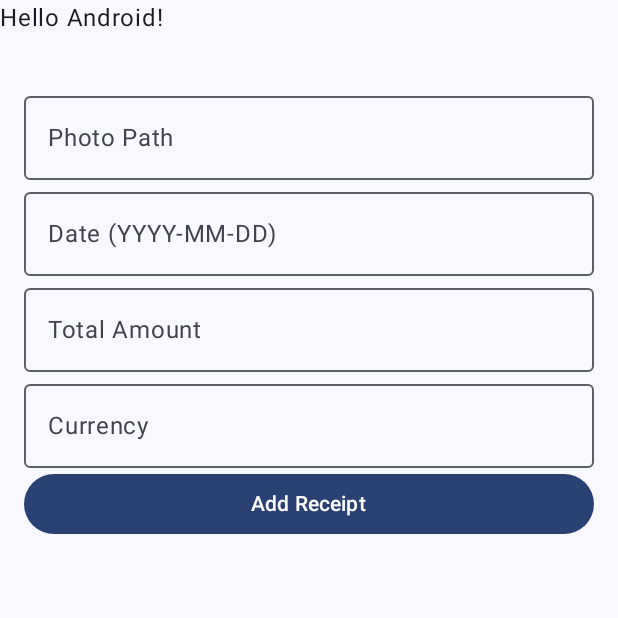
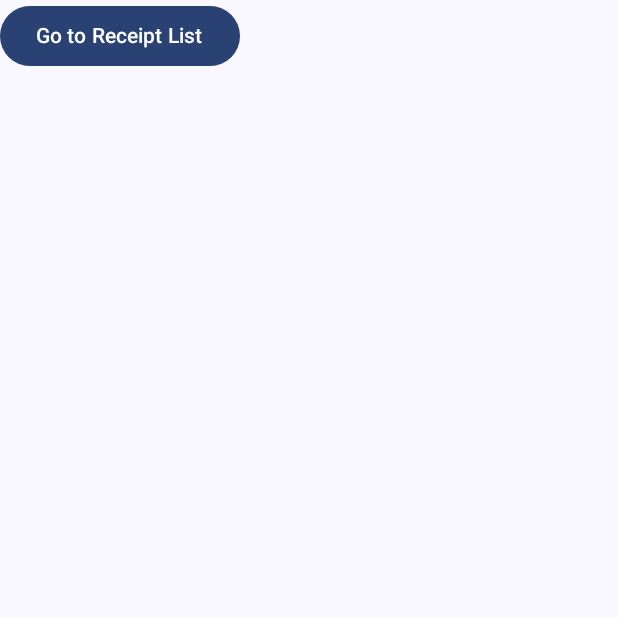
Before and after one commit to Luskofusko/EkonomicScannerApp, an Android app built with Jetpack Compose: the screen it shows after launch (MainActivity), on a phone screen of 412 x 824 dp, the top half of it. Run offline under Robolectric (Android 15) with nearby library versions, the phone set to English and light mode, and no system bars; our stand-ins replace Dagger/Hilt's generated code.

Commit message:
- Implement NavHostController to allow to navigate between screens

```diff
--- a/app/src/main/java/com/example/ekonomicscannerapp/MainActivity.kt
+++ b/app/src/main/java/com/example/ekonomicscannerapp/MainActivity.kt
@@ -7,9 +7,15 @@ import androidx.activity.enableEdgeToEdge
 import androidx.compose.foundation.layout.fillMaxSize
 import androidx.compose.foundation.layout.padding
 import androidx.compose.material3.Scaffold
+import androidx.compose.runtime.Composable
 import androidx.compose.ui.Modifier
+import androidx.navigation.NavHostController
+import androidx.navigation.compose.NavHost
+import androidx.navigation.compose.composable
+import androidx.navigation.compose.rememberNavController
 import com.example.presentation.ui.theme.EkonomicScannerAppTheme
 import com.example.presentation.composable.MainComposable
+import com.example.presentation.composable.ReceiptListScreen
 import dagger.hilt.android.AndroidEntryPoint
 
 @AndroidEntryPoint
@@ -19,13 +25,31 @@ class MainActivity : ComponentActivity() {
         enableEdgeToEdge()
         setContent {
             EkonomicScannerAppTheme {
-                Scaffold(modifier = Modifier.fillMaxSize()) { innerPadding ->
-                    MainComposable(
-                        name = "Android",
-                        modifier = Modifier.padding(innerPadding)
-                    )
-                }
+                val navController = rememberNavController()
+
+                EkonomicNavHost(navHostController = navController)
+
             }
         }
     }
 }
+
+@Composable
+fun EkonomicNavHost(navHostController: NavHostController) {
+    Scaffold(modifier = Modifier.fillMaxSize()) { innerPadding ->
+        NavHost(
+            navController = navHostController,
+            startDestination = "main",
+            modifier = Modifier.padding(innerPadding)
+        ) {
+            composable("main") {
+                MainComposable(navController = navHostController)
+
+            }
+            composable("receiptList") {
+                ReceiptListScreen(navController = navHostController)
+
+            }
+        }
+    }
+}
--- a/presentation/src/main/java/com/example/presentation/composable/MainComposable.kt
+++ b/presentation/src/main/java/com/example/presentation/composable/MainComposable.kt
@@ -1,21 +1,13 @@
 package com.example.presentation.composable
 
-import androidx.compose.foundation.layout.Column
-import androidx.compose.foundation.layout.Spacer
-import androidx.compose.foundation.layout.height
+import androidx.compose.material3.Button
 import androidx.compose.material3.Text
 import androidx.compose.runtime.Composable
-import androidx.compose.ui.Modifier
-import androidx.compose.ui.unit.dp
+import androidx.navigation.NavHostController
 
 @Composable
-fun MainComposable(name: String, modifier: Modifier = Modifier) {
-    Column(modifier = modifier) {
-        Text(
-            text = "Hello $name!",
-            modifier = modifier
-        )
-        Spacer(modifier = Modifier.height(16.dp))
-        ReceiptListScreen()
+fun MainComposable(navController: NavHostController) {
+    Button(onClick = { navController.navigate("receiptList") }) {
+        Text("Go to Receipt List")
     }
 }
--- a/presentation/src/main/java/com/example/presentation/composable/ReceiptListScreen.kt
+++ b/presentation/src/main/java/com/example/presentation/composable/ReceiptListScreen.kt
@@ -23,11 +23,12 @@ import androidx.compose.runtime.setValue
 import androidx.compose.ui.Modifier
 import androidx.compose.ui.unit.dp
 import androidx.hilt.navigation.compose.hiltViewModel
+import androidx.navigation.NavHostController
 import com.example.domain.model.Receipt
 import com.example.presentation.viewmodel.ReceiptViewModel
 
 @Composable
-fun ReceiptListScreen(viewModel: ReceiptViewModel = hiltViewModel()) {
+fun ReceiptListScreen(viewModel: ReceiptViewModel = hiltViewModel(), navController: NavHostController) {
     val receipts by viewModel.receipts.collectAsState()
 
     Column(modifier = Modifier
@@ -43,6 +44,9 @@ fun ReceiptListScreen(viewModel: ReceiptViewModel = hiltViewModel()) {
             items(receipts) { receipt ->
                 ReceiptItem(receipt)
             }
+        }
+        Button(onClick = { navController.popBackStack() }) {
+            Text("Go Back")
         }
     }
 }
```
